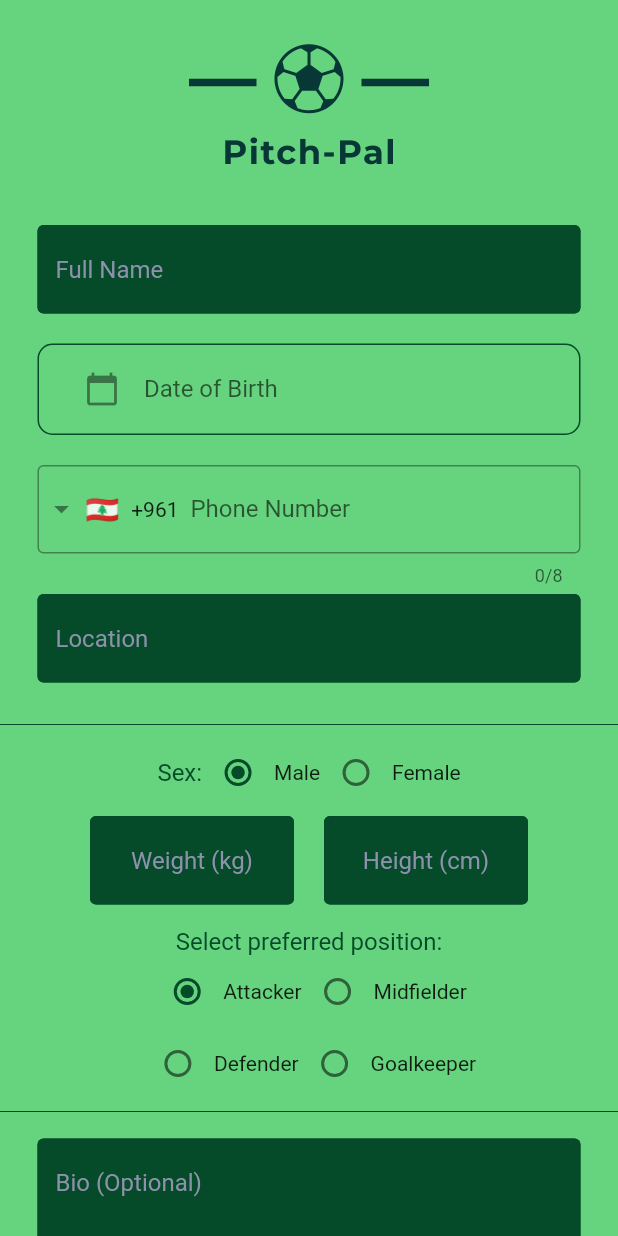
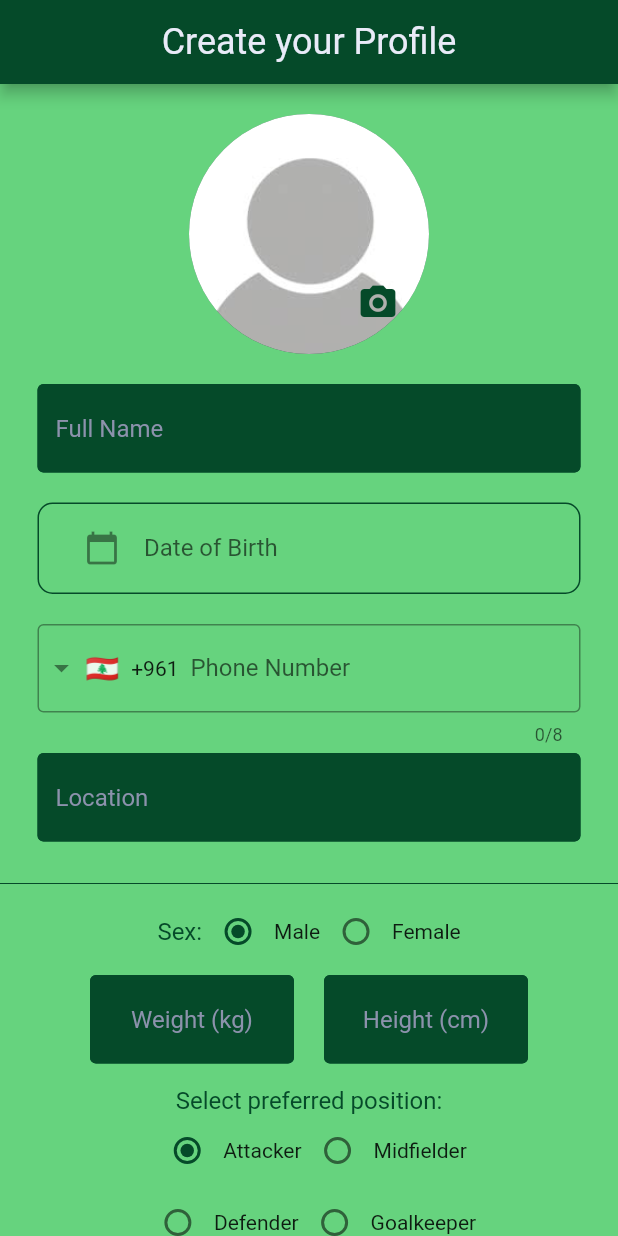
Before and after one commit to mhmdkhlf/PitchPal-Capstone-Project, a Flutter app: the FirstLogInForm screen opened directly, on a phone screen of 412 x 824 dp. Run offline on Flutter 3.47's test engine with Material 2 defaults, Android fonts, the light colour scheme and no system bars; drawn by our look-alikes of intl_phone_field; our stand-ins replace dio, image_picker.

Commit message:
finished frontend of first time log page. Retrieved input into from form into variables in createProfile function. Will try to make api request later

```diff
--- a/frontend_mobile/lib/pages/first_log_in_form.dart
+++ b/frontend_mobile/lib/pages/first_log_in_form.dart
@@ -1,9 +1,12 @@
+import 'dart:io';
 import 'package:flutter/material.dart';
+import 'package:image_picker/image_picker.dart';
 import 'package:intl_phone_field/intl_phone_field.dart';
 import 'package:intl_phone_field/phone_number.dart';
 import 'package:intl/intl.dart';
 import '../components/input_textfield.dart';
 import '../components/number_input_field.dart';
+import '../components/submit_button.dart';
 import '../data/player.dart';
 import '../constants.dart';
 
@@ -15,19 +18,53 @@ class FirstLogInForm extends StatefulWidget {
 }
 
 class _FirstLogInFormState extends State<FirstLogInForm> {
+  XFile? imageFile;
+  final ImagePicker _picker = ImagePicker();
   final nameController = TextEditingController();
   final dateInput = TextEditingController();
+  late PhoneNumber phoneNumberInput;
   final locationController = TextEditingController();
+  late Sex sexInput = Sex.male;
   final weightController = TextEditingController();
   final heightController = TextEditingController();
+  late Position positionInput = Position.attacker;
   final bioController = TextEditingController();
-  late Position position = Position.attacker;
-  late Sex sex = Sex.male;
-  late PhoneNumber phoneNumber;
+
+  void createProfile() {
+    final String imageName =
+        imageFile == null ? 'default profile image' : imageFile!.name;
+    final String fullName = nameController.text;
+    final String dateOfBirth = dateInput.text;
+    final String phoneNumber = _getPhoneNumberString(phoneNumberInput);
+    final String location = locationController.text;
+    final Sex sex = sexInput;
+    final int weight = int.parse(weightController.text);
+    final int height = int.parse(heightController.text);
+    final Position position = positionInput;
+    final String bio = bioController.text;
+  }
+
+  String _getPhoneNumberString(PhoneNumber phoneNumber) {
+    final String countryCode = phoneNumber.countryCode;
+    final String number = phoneNumber.number;
+    return '$countryCode $number';
+  }
 
   @override
   Widget build(BuildContext context) {
     return Scaffold(
+      appBar: AppBar(
+        title: const Center(
+          child: Text(
+            'Create your Profile',
+            style: TextStyle(
+              color: kLightColor,
+              fontSize: 24,
+              fontWeight: FontWeight.w400,
+            ),
+          ),
+        ),
+      ),
       backgroundColor: kPrimaryColor,
       body: SafeArea(
         child: SingleChildScrollView(
@@ -36,13 +73,8 @@ class _FirstLogInFormState extends State<FirstLogInForm> {
               mainAxisAlignment: MainAxisAlignment.center,
               children: [
                 const SizedBox(height: 20),
-                const Image(
-                  image: AssetImage('assets/logo.png'),
-                  height: 100,
-                  width: 200,
-                  fit: BoxFit.fitWidth,
-                ),
-                const SizedBox(height: 30),
+                imageProfile(),
+                const SizedBox(height: 20),
                 InputTextField(
                   controller: nameController,
                   hintText: 'Full Name',
@@ -95,7 +127,7 @@ class _FirstLogInFormState extends State<FirstLogInForm> {
                       ),
                     ),
                     initialCountryCode: 'LB',
-                    onChanged: (phone) => phoneNumber = phone,
+                    onChanged: (phone) => phoneNumberInput = phone,
                   ),
                 ),
                 const SizedBox(height: 5),
@@ -114,16 +146,16 @@ class _FirstLogInFormState extends State<FirstLogInForm> {
                     ),
                     Radio(
                       activeColor: kDarkGreen,
-                      groupValue: sex,
+                      groupValue: sexInput,
                       value: Sex.male,
-                      onChanged: (value) => setState(() => sex = value!),
+                      onChanged: (value) => setState(() => sexInput = value!),
                     ),
                     const Text('Male'),
                     Radio(
                       activeColor: kDarkGreen,
-                      groupValue: sex,
+                      groupValue: sexInput,
                       value: Sex.female,
-                      onChanged: (value) => setState(() => sex = value!),
+                      onChanged: (value) => setState(() => sexInput = value!),
                     ),
                     const Text('Female'),
                   ],
@@ -162,16 +194,18 @@ class _FirstLogInFormState extends State<FirstLogInForm> {
                   children: [
                     Radio(
                       activeColor: kDarkGreen,
-                      groupValue: position,
+                      groupValue: positionInput,
                       value: Position.attacker,
-                      onChanged: (value) => setState(() => position = value!),
+                      onChanged: (value) =>
+                          setState(() => positionInput = value!),
                     ),
                     const Text('Attacker'),
                     Radio(
                       activeColor: kDarkGreen,
-                      groupValue: position,
+                      groupValue: positionInput,
                       value: Position.midfielder,
-                      onChanged: (value) => setState(() => position = value!),
+                      onChanged: (value) =>
+                          setState(() => positionInput = value!),
                     ),
                     const Text('Midfielder'),
                   ],
@@ -181,16 +215,18 @@ class _FirstLogInFormState extends State<FirstLogInForm> {
                   children: [
                     Radio(
                       activeColor: kDarkGreen,
-                      groupValue: position,
+                      groupValue: positionInput,
                       value: Position.defender,
-                      onChanged: (value) => setState(() => position = value!),
+                      onChanged: (value) =>
+                          setState(() => positionInput = value!),
                     ),
                     const Text('Defender'),
                     Radio(
                       activeColor: kDarkGreen,
-                      groupValue: position,
+                      groupValue: positionInput,
                       value: Position.goalKeeper,
-                      onChanged: (value) => setState(() => position = value!),
+                      onChanged: (value) =>
+                          setState(() => positionInput = value!),
                     ),
                     const Text('Goalkeeper'),
                   ],
@@ -202,7 +238,10 @@ class _FirstLogInFormState extends State<FirstLogInForm> {
                   hintText: 'Bio (Optional)',
                   isMultiLine: true,
                 ),
-                const SizedBox(height: 20),
+                const SizedBox(height: 5),
+                const Divider(color: kDarkGreen),
+                SubmitButton(text: 'Submit', onTap: createProfile),
+                const SizedBox(height: 15),
               ],
             ),
           ),
@@ -210,4 +249,83 @@ class _FirstLogInFormState extends State<FirstLogInForm> {
       ),
     );
   }
+
+  Widget imageProfile() {
+    return Center(
+      child: Stack(children: <Widget>[
+        CircleAvatar(
+          radius: 80.0,
+          backgroundImage: imageFile == null
+              ? const AssetImage('assets/profile.png')
+              : FileImage(File(imageFile!.path)) as ImageProvider,
+        ),
+        Positioned(
+          bottom: 20.0,
+          right: 20.0,
+          child: InkWell(
+            onTap: () {
+              showModalBottomSheet(
+                context: context,
+                builder: ((builder) => bottomSheet()),
+              );
+            },
+            child: const Icon(
+              Icons.camera_alt,
+              color: kDarkGreen,
+              size: 28.0,
+            ),
+          ),
+        ),
+      ]),
+    );
+  }
+
+  Widget bottomSheet() {
+    return Container(
+      height: 100.0,
+      width: MediaQuery.of(context).size.width,
+      margin: const EdgeInsets.symmetric(
+        horizontal: 20,
+        vertical: 20,
+      ),
+      child: Column(
+        children: [
+          const Text(
+            "Choose Profile photo",
+            style: TextStyle(
+              fontSize: 20.0,
+            ),
+          ),
+          const SizedBox(
+            height: 20,
+          ),
+          Row(mainAxisAlignment: MainAxisAlignment.center, children: <Widget>[
+            TextButton.icon(
+              icon: const Icon(Icons.camera),
+              onPressed: () {
+                takePhoto(ImageSource.camera);
+              },
+              label: const Text("Camera"),
+            ),
+            TextButton.icon(
+              icon: const Icon(Icons.image),
+              onPressed: () {
+                takePhoto(ImageSource.gallery);
+              },
+              label: const Text("Gallery"),
+            ),
+          ])
+        ],
+      ),
+    );
+  }
+
+  void takePhoto(ImageSource source) async {
+    final pickedFile = await _picker.pickImage(
+      source: source,
+    );
+    setState(() {
+      imageFile = pickedFile;
+    });
+  }
 }
--- a/frontend_mobile/pubspec.yaml
+++ b/frontend_mobile/pubspec.yaml
@@ -38,6 +38,7 @@ dependencies:
   dio: ^5.0.0
   intl_phone_field: ^3.1.0
   intl: ^0.18.0
+  image_picker: ^0.8.7
 
 dev_dependencies:
   flutter_test:
@@ -63,6 +64,7 @@ flutter:
 
   assets:
     - assets/logo.png
+    - assets/profile.png
 
   # To add assets to your application, add an assets section, like this:
   # assets:
```
Also changed, not shown: frontend_mobile/lib/main.dart (+4 -4 lines), frontend_mobile/assets/profile.png (added), frontend_mobile/pubspec.lock.
